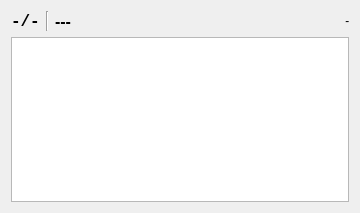
pietr26/OMSI-Tools, file OTModules/wLFClient/Widgets/wdgtrip.ui: the form before one commit.
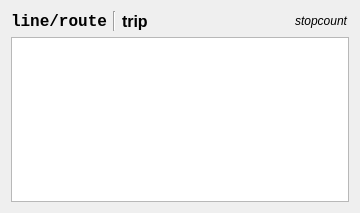
The form after the commit.

Commit message: If API is disconnected, the trip window clears itself

Diff of the .ui file:
```diff
--- a/OTModules/wLFClient/Widgets/wdgtrip.ui
+++ b/OTModules/wLFClient/Widgets/wdgtrip.ui
@@ -26,7 +26,7 @@
         </font>
        </property>
        <property name="text">
-        <string notr="true">-/-</string>
+        <string notr="true">line/route</string>
        </property>
       </widget>
      </item>
@@ -46,7 +46,7 @@
         </font>
        </property>
        <property name="text">
-        <string notr="true">---</string>
+        <string notr="true">trip</string>
        </property>
       </widget>
      </item>
@@ -71,7 +71,7 @@
         </font>
        </property>
        <property name="text">
-        <string notr="true">-</string>
+        <string notr="true">stopcount</string>
        </property>
       </widget>
      </item>
```
The commit also changes 4 other files.
